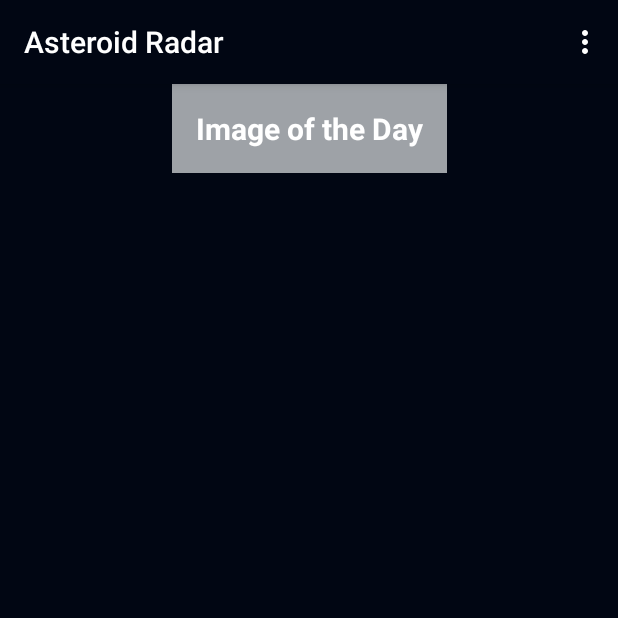
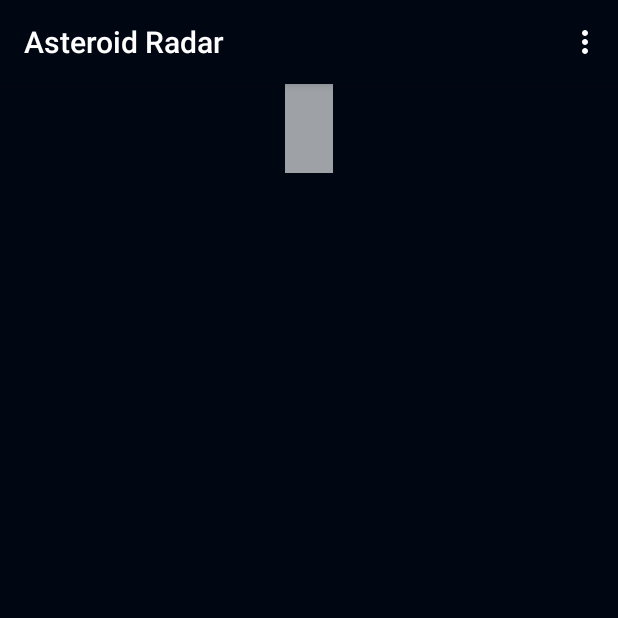
Before and after one commit to Gabryan1995/Asteroid-Radar-App, an Android app: the screen it shows after launch (MainActivity), on a phone screen of 412 x 824 dp, the top half of it. Run offline under Robolectric (Android 15) with nearby library versions, the phone set to English and light mode, and no system bars; our stand-ins replace Picasso, Room's generated code, data binding; pictures from the network do not load; 3 statements that could not run were skipped.

Commit message:
Added Accessibility
Added Content Descriptions and changed how the PictureOfDay is loaded to separate business and UI code.

```diff
--- a/starter/app/src/main/java/com/udacity/asteroidradar/BindingAdapters.kt
+++ b/starter/app/src/main/java/com/udacity/asteroidradar/BindingAdapters.kt
@@ -1,12 +1,24 @@
 package com.udacity.asteroidradar
 
+import android.app.Application
 import android.view.View
 import android.widget.ImageView
 import android.widget.TextView
+import androidx.core.net.toUri
 import androidx.databinding.BindingAdapter
 import androidx.recyclerview.widget.RecyclerView
+import com.squareup.picasso.Picasso
 import com.udacity.asteroidradar.main.AsteroidApiStatus
 import com.udacity.asteroidradar.main.AsteroidsAdapter
+
+@BindingAdapter("imageUrl")
+fun bindImage(imgView: ImageView, imgUrl: String?) {
+    imgUrl?.let {
+        Picasso.with(imgView.context)
+            .load(imgUrl)
+            .into(imgView)
+    }
+}
 
 @BindingAdapter("potdStatus")
 fun bindStatus(statusImageView: ImageView, status: AsteroidApiStatus?) {
@@ -31,6 +43,15 @@ fun bindAsteroidStatusImage(imageView: ImageView, isHazardous: Boolean) {
         imageView.setImageResource(R.drawable.ic_status_potentially_hazardous)
     } else {
         imageView.setImageResource(R.drawable.ic_status_normal)
+    }
+}
+
+@BindingAdapter("contentDescriptionDetail")
+fun bindAsteroidHazardImage(imageView: ImageView, isHazardous: Boolean) {
+    if (isHazardous) {
+        imageView.contentDescription = R.string.potentially_hazardous_asteroid_image.toString()
+    } else {
+        imageView.contentDescription = R.string.not_hazardous_asteroid_image.toString()
     }
 }
 
--- a/starter/app/src/main/java/com/udacity/asteroidradar/main/AsteroidsAdapter.kt
+++ b/starter/app/src/main/java/com/udacity/asteroidradar/main/AsteroidsAdapter.kt
@@ -5,12 +5,23 @@ import android.view.ViewGroup
 import androidx.annotation.LayoutRes
 import androidx.databinding.DataBindingUtil
 import androidx.recyclerview.widget.DiffUtil
+import androidx.recyclerview.widget.ListAdapter
 import androidx.recyclerview.widget.RecyclerView
 import com.udacity.asteroidradar.Asteroid
 import com.udacity.asteroidradar.R
 import com.udacity.asteroidradar.databinding.ListViewItemBinding
 
-class AsteroidsAdapter(val onClickListener: OnClickListener) : RecyclerView.Adapter<AsteroidViewHolder>() {
+class AsteroidsAdapter(val onClickListener: OnClickListener) : ListAdapter<Asteroid, AsteroidViewHolder>(DiffCallback) {
+
+    companion object DiffCallback : DiffUtil.ItemCallback<Asteroid>() {
+        override fun areItemsTheSame(oldItem: Asteroid, newItem: Asteroid): Boolean {
+            return oldItem === newItem
+        }
+
+        override fun areContentsTheSame(oldItem: Asteroid, newItem: Asteroid): Boolean {
+            return oldItem.id == newItem.id
+        }
+    }
 
     var asteroids: List<Asteroid> = emptyList()
         set(value) {
--- a/starter/app/src/main/java/com/udacity/asteroidradar/main/MainFragment.kt
+++ b/starter/app/src/main/java/com/udacity/asteroidradar/main/MainFragment.kt
@@ -44,7 +44,7 @@ class MainFragment : Fragment() {
             }
         })
 
-        viewModel.getPictureOfDay(binding.activityMainImageOfTheDay, binding.textView)
+        viewModel.getPictureOfDay()
 
         setHasOptionsMenu(true)
 
--- a/starter/app/src/main/java/com/udacity/asteroidradar/main/MainViewModel.kt
+++ b/starter/app/src/main/java/com/udacity/asteroidradar/main/MainViewModel.kt
@@ -7,6 +7,7 @@ import android.widget.TextView
 import androidx.lifecycle.*
 import com.squareup.picasso.Picasso
 import com.udacity.asteroidradar.Asteroid
+import com.udacity.asteroidradar.PictureOfDay
 import com.udacity.asteroidradar.api.PotdApi
 import com.udacity.asteroidradar.database.getDatabase
 import com.udacity.asteroidradar.repository.AsteroidRepository
@@ -18,6 +19,10 @@ class MainViewModel(application: Application) : AndroidViewModel(application) {
 
     private val database = getDatabase(application)
     private val asteroidRepository = AsteroidRepository(database)
+
+    private val _potd = MutableLiveData<PictureOfDay>()
+    val potd: LiveData<PictureOfDay>
+        get() = _potd
 
     private val _navigateToSelectedAsteroid = MutableLiveData<Asteroid?>()
     val navigateToSelectedAsteroid: MutableLiveData<Asteroid?>
@@ -35,20 +40,12 @@ class MainViewModel(application: Application) : AndroidViewModel(application) {
 
     val asteroids = asteroidRepository.asteroids
 
-    fun getPictureOfDay(imageView: ImageView, titleTextView: TextView) {
+    fun getPictureOfDay() {
         viewModelScope.launch {
             try {
-                val potd = PotdApi.retrofitMoshiService.getPotD()
+                _potd.value = PotdApi.retrofitMoshiService.getPotD()
 
-                if (potd.mediaType == "image") {
-                    Picasso.with(getApplication<Application>().applicationContext)
-                        .load(potd.url)
-                        .into(imageView)
-
-                    titleTextView.text = potd.title
-                }
-
-                Log.i("AsteroidsImage", "Success: ${potd.url}")
+                Log.i("AsteroidsImage", "Success: ${_potd.value!!.url}")
             } catch (e: Exception) {
                 Log.i("AsteroidsImage", "Failure: ${e.message}")
             }
--- a/starter/app/src/main/res/layout/fragment_detail.xml
+++ b/starter/app/src/main/res/layout/fragment_detail.xml
@@ -23,6 +23,7 @@
             app:layout_constraintEnd_toEndOf="parent"
             app:layout_constraintStart_toStartOf="parent"
             app:layout_constraintTop_toTopOf="parent"
+            app:contentDescriptionDetail="@{asteroid.potentiallyHazardous}"
             tools:srcCompat="@drawable/asteroid_safe" />
 
         <ScrollView
@@ -93,7 +94,8 @@
                         android:layout_width="wrap_content"
                         android:layout_height="wrap_content"
                         android:padding="16dp"
-                        app:srcCompat="@drawable/ic_help_circle" />
+                        app:srcCompat="@drawable/ic_help_circle"
+                        android:contentDescription="@string/astronomical_unit_explanation_button"/>
 
                 </LinearLayout>
 
--- a/starter/app/src/main/res/layout/fragment_main.xml
+++ b/starter/app/src/main/res/layout/fragment_main.xml
@@ -28,8 +28,10 @@
                 android:layout_height="match_parent"
                 android:adjustViewBounds="true"
                 android:scaleType="centerCrop"
+                android:contentDescription="@{viewModel.potd.title}"
                 app:srcCompat="@drawable/placeholder_picture_of_day"
-                app:potdStatus="@{viewModel.status}" />
+                app:potdStatus="@{viewModel.status}"
+                app:imageUrl="@{viewModel.potd.url}" />
 
             <TextView
                 android:id="@+id/textView"
@@ -41,7 +43,8 @@
                 android:textSize="20sp"
                 android:layout_gravity="bottom"
                 android:background="#55010613"
-                android:text="@string/image_of_the_day" />
+                android:text="@{viewModel.potd.title}"
+                tools:text="@string/image_of_the_day" />
         </FrameLayout>
 
         <androidx.recyclerview.widget.RecyclerView
--- a/starter/app/src/main/res/layout/list_view_item.xml
+++ b/starter/app/src/main/res/layout/list_view_item.xml
@@ -46,6 +46,7 @@
             android:layout_height="wrap_content"
             android:padding="16dp"
             app:statusIcon="@{asteroid.potentiallyHazardous}"
+            app:contentDescriptionDetail="@{asteroid.potentiallyHazardous}"
             tools:src="@drawable/ic_status_normal" />
 
     </LinearLayout>
```
